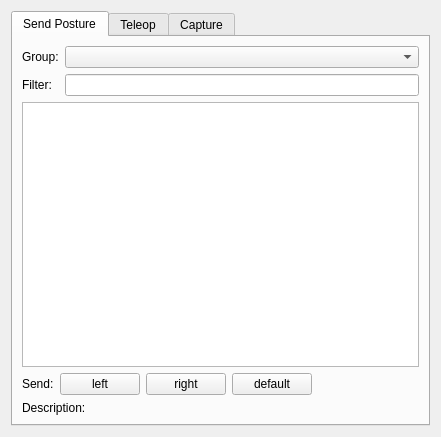
First picture: the form in software/tools/tools/scripts/RobotPoseGUI.ui, repository openhumanoids/oh-distro, before the edit.
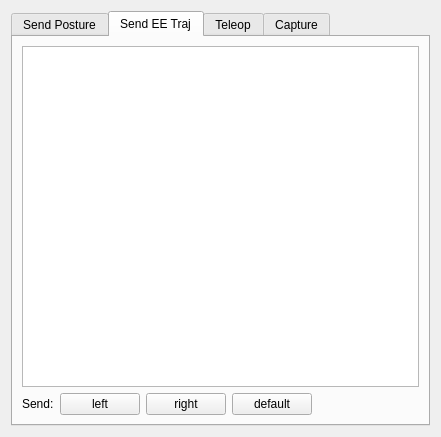
Second picture: the form after the edit.

Commit message: RobotPoseGUI: add tab for sending stored EE trajectories

```diff
--- a/software/tools/tools/scripts/RobotPoseGUI.ui
+++ b/software/tools/tools/scripts/RobotPoseGUI.ui
@@ -17,7 +17,7 @@
    <item>
     <widget class="QTabWidget" name="tabWidget">
      <property name="currentIndex">
-      <number>0</number>
+      <number>1</number>
      </property>
      <widget class="QWidget" name="sendPostureTab">
       <attribute name="title">
@@ -115,6 +115,61 @@
        </item>
       </layout>
      </widget>
+     <widget class="QWidget" name="sendEETrajTab">
+      <attribute name="title">
+       <string>Send EE Traj</string>
+      </attribute>
+      <layout class="QVBoxLayout" name="verticalLayout_3">
+       <item>
+        <widget class="QListWidget" name="trajListWidget"/>
+       </item>
+       <item>
+        <layout class="QHBoxLayout" name="horizontalLayout_3">
+         <item>
+          <widget class="QLabel" name="label_9">
+           <property name="text">
+            <string>Send:</string>
+           </property>
+          </widget>
+         </item>
+         <item>
+          <widget class="QPushButton" name="sendTrajLeftButton">
+           <property name="text">
+            <string>left</string>
+           </property>
+          </widget>
+         </item>
+         <item>
+          <widget class="QPushButton" name="sendTrajRightButton">
+           <property name="text">
+            <string>right</string>
+           </property>
+          </widget>
+         </item>
+         <item>
+          <widget class="QPushButton" name="sendTrajDefaultButton">
+           <property name="text">
+            <string>default</string>
+           </property>
+          </widget>
+         </item>
+         <item>
+          <spacer name="horizontalSpacer_2">
+           <property name="orientation">
+            <enum>Qt::Horizontal</enum>
+           </property>
+           <property name="sizeHint" stdset="0">
+            <size>
+             <width>40</width>
+             <height>20</height>
+            </size>
+           </property>
+          </spacer>
+         </item>
+        </layout>
+       </item>
+      </layout>
+     </widget>
      <widget class="QWidget" name="teleopTab">
       <attribute name="title">
        <string>Teleop</string>
```
The commit also changes 1 other file.
